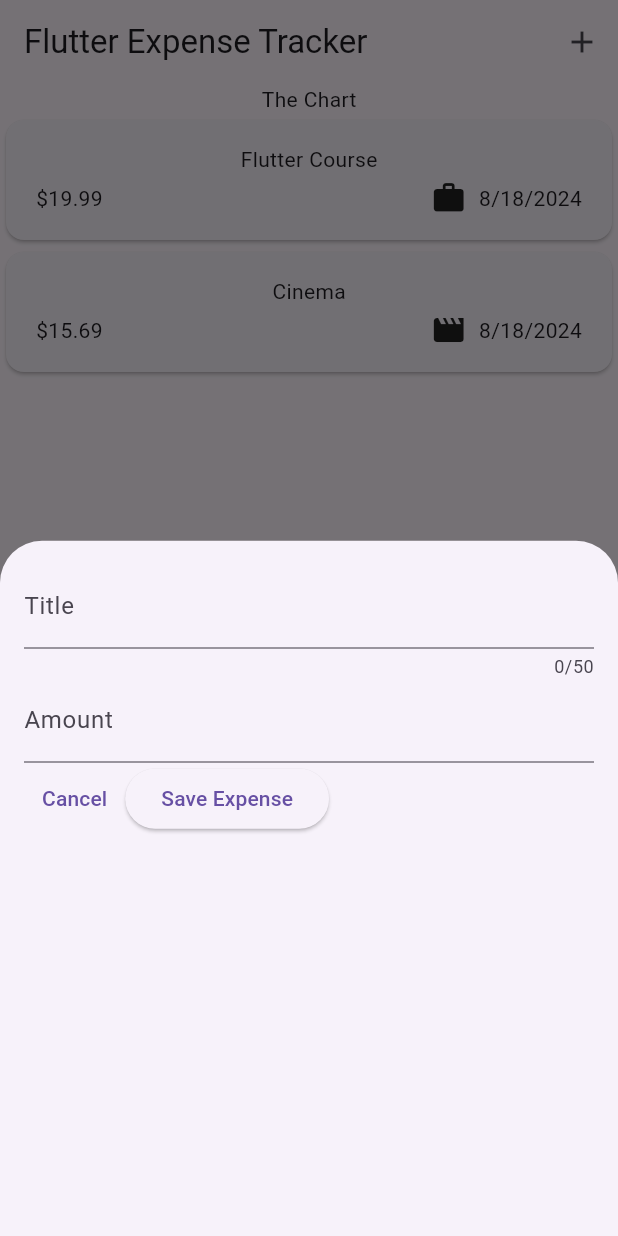
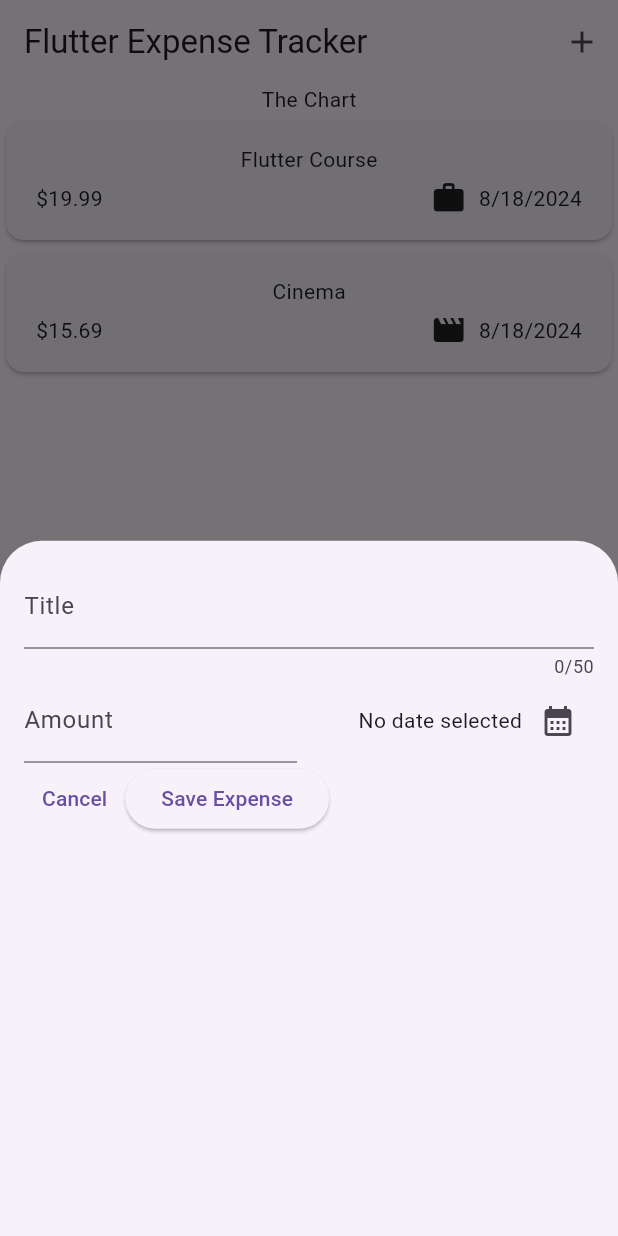
Before and after one commit to RahulSocialDev/flutter-basic-expense-tracker, a Flutter app: the screen it shows after launch, after a tap on the "add" icon, on a phone screen of 412 x 824 dp. Run offline on Flutter 3.47's test engine with Material 3 defaults, Android fonts, the phone set to English and light mode, and no system bars.

Commit message:
fix: added datepicker in new expense form

```diff
--- a/lib/main.dart
+++ b/lib/main.dart
@@ -3,7 +3,8 @@ import 'package:flutter/material.dart';
 import 'package:expense_tracker/widgets/expenses.dart';
 
 void main() {
-  runApp(const MaterialApp(
-    home: Expenses(),
+  runApp(MaterialApp(
+    theme: ThemeData(useMaterial3: true),
+    home: const Expenses(),
   ));
 }
--- a/lib/widgets/new_expense.dart
+++ b/lib/widgets/new_expense.dart
@@ -1,4 +1,7 @@
 import 'package:flutter/material.dart';
+import 'package:intl/intl.dart';
+
+final formatter = DateFormat.yMd();
 
 class NewExpense extends StatefulWidget {
   const NewExpense({super.key});
@@ -10,12 +13,26 @@ class NewExpense extends StatefulWidget {
 class _NewExpenseState extends State<NewExpense> {
   final _titleController = TextEditingController();
   final _amountController = TextEditingController();
-
+  DateTime? _selectedDate;
   @override
   void dispose() {
     _titleController.dispose();
     _amountController.dispose();
     super.dispose();
+  }
+
+  void _showDatepicker() async {
+    final now = DateTime.now();
+    final firstDate = DateTime(now.year - 1, now.month, now.day);
+    final pickedDate = await showDatePicker(
+      context: context,
+      initialDate: now,
+      firstDate: firstDate,
+      lastDate: now,
+    );
+    setState(() {
+      _selectedDate = pickedDate;
+    });
   }
 
   @override
@@ -31,7 +48,10 @@ class _NewExpenseState extends State<NewExpense> {
               label: Text('Title'),
             ),
           ),
-          TextField(
+          Row(
+            children: [
+              Expanded(
+                child: TextField(
                   controller: _amountController,
                   keyboardType: TextInputType.number,
                   decoration: const InputDecoration(
@@ -39,9 +59,34 @@ class _NewExpenseState extends State<NewExpense> {
                     label: Text('Amount'),
                   ),
                 ),
+              ),
+              const SizedBox(width: 16),
+              Expanded(
+                child: Row(
+                  mainAxisAlignment: MainAxisAlignment.end,
+                  crossAxisAlignment: CrossAxisAlignment.center,
+                  children: [
+                    Text(
+                      _selectedDate == null
+                          ? 'No date selected'
+                          : formatter.format(_selectedDate!),
+                    ),
+                    IconButton(
+                      onPressed: _showDatepicker,
+                      icon: const Icon(Icons.calendar_month),
+                    )
+                  ],
+                ),
+              )
+            ],
+          ),
           Row(
             children: [
-              TextButton(onPressed: () {}, child: const Text('Cancel')),
+              TextButton(
+                  onPressed: () {
+                    Navigator.pop(context);
+                  },
+                  child: const Text('Cancel')),
               ElevatedButton(
                   onPressed: () {
                     print(_titleController.text);
```
Lines whose indentation alone changed are shown as unchanged.
